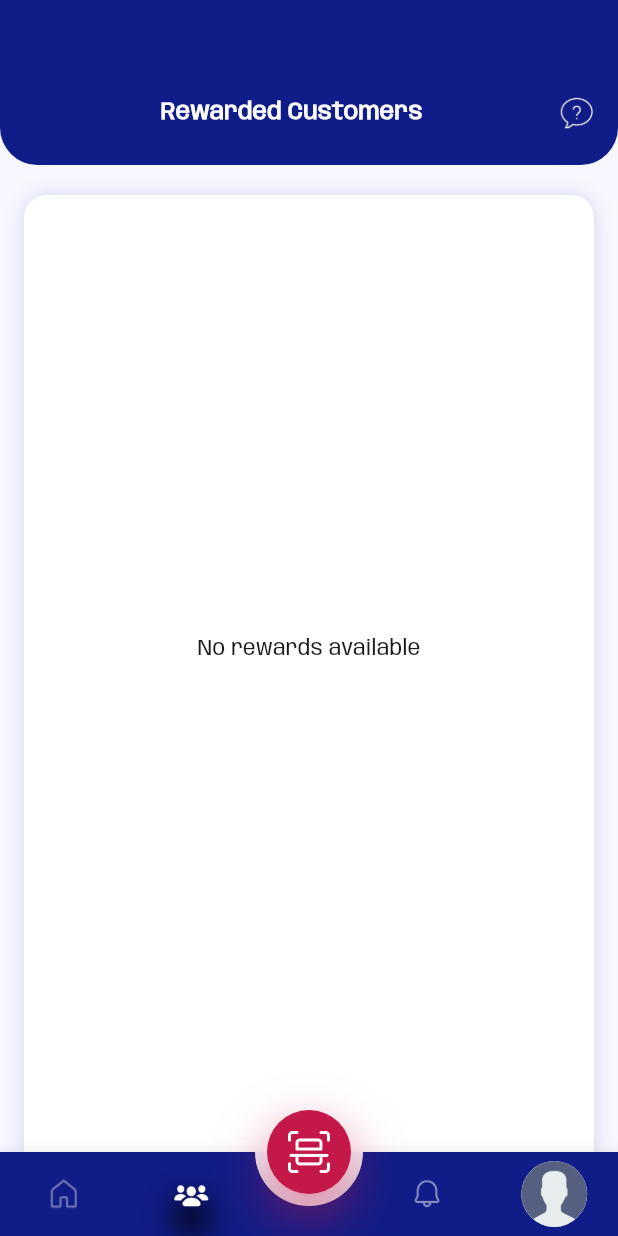
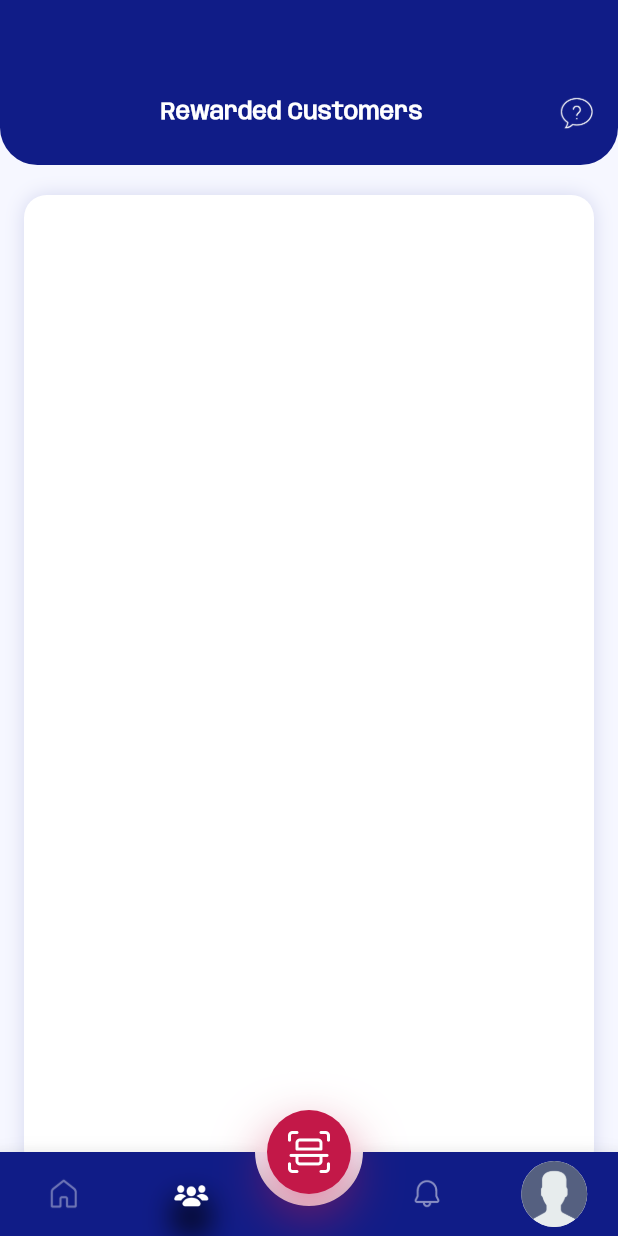
Before and after one commit to bitsandbytes2022-prog/hiwash_partner, a Flutter app: the DashboardScreen screen opened by its route, item 2 of the bottom bar chosen, on a phone screen of 412 x 824 dp. Run offline on Flutter 3.47's test engine with Material 3 defaults, Android fonts, the phone set to English and light mode, and no system bars; drawn by our look-alikes of animated_bottom_navigation_bar, cached_network_image; our stand-ins replace connectivity_plus, dio, firebase_core, firebase_messaging, flutter_local_notifications, flutter_screenutil and 10 more; missing offline and left inert: app_settings, qr_code_scanner_plus; accounts and stored records are empty; network calls fail; project files that could hold a hidden picture were left out; key blocks and very long unbroken strings in the code were emptied for the run.

Commit message:
working on client feedback resolve issue

```diff
--- a/lib/featuers/rewarded_customers/controller/rewarded_customer_controller.dart
+++ b/lib/featuers/rewarded_customers/controller/rewarded_customer_controller.dart
@@ -8,12 +8,13 @@ import 'package:get/get.dart';
 import '../../../network_manager/repository.dart';
 
 class RewardedCustomerController extends GetxController {
-  RxInt currentPage = 1.obs;
+  var currentPage = 1.obs;
   final int pageSize = 10;
   final RxList<GetRewardedCustomersData> allCustomers = <GetRewardedCustomersData>[].obs;
   final RxBool isLoading = false.obs;
   final RxBool hasMore = true.obs;
   final ScrollController scrollController = ScrollController();
+
 
   @override
   void onInit() {
--- a/lib/featuers/rewarded_customers/view/rewarded_customers_screen.dart
+++ b/lib/featuers/rewarded_customers/view/rewarded_customers_screen.dart
@@ -2,10 +2,8 @@ import 'package:flutter/cupertino.dart';
 import 'package:flutter/material.dart';
 import 'package:get/get.dart';
 import 'package:get/get_core/src/get_main.dart';
-import 'package:hiwash_partner/featuers/reward/controller/reward_controller.dart';
 import 'package:hiwash_partner/styling/app_color.dart';
 import 'package:hiwash_partner/styling/app_font_anybody.dart';
-import 'package:hiwash_partner/widgets/components/app_home_bg.dart';
 import 'package:hiwash_partner/widgets/components/data_formet.dart';
 import 'package:hiwash_partner/widgets/components/doted_line.dart';
 import 'package:hiwash_partner/widgets/components/profile_image_view.dart';
@@ -54,8 +52,11 @@ class _RewardedCustomersScreenState extends State<RewardedCustomersScreen> {
         child: SizedBox(
           height: MediaQuery.of(context).size.height * 0.7,
           child: Obx(() {
+
             final customers = rewardedCustomerController.allCustomers;
-
+         /*   if (rewardedCustomerController.isLoading.value) {
+              return  Center(child: CircularProgressIndicator());
+            }*/
             return customers.isNotEmpty
                 ? ListView.separated(
 
@@ -121,7 +122,7 @@ class _RewardedCustomersScreenState extends State<RewardedCustomersScreen> {
                 : Center(
               child: Padding(
                 padding: const EdgeInsets.all(16),
-                child: Text("No rewards available"),
+                child: Text("No rewards available",style: TextStyle(color: Colors.white),),
               ),
             );
           }),
```
